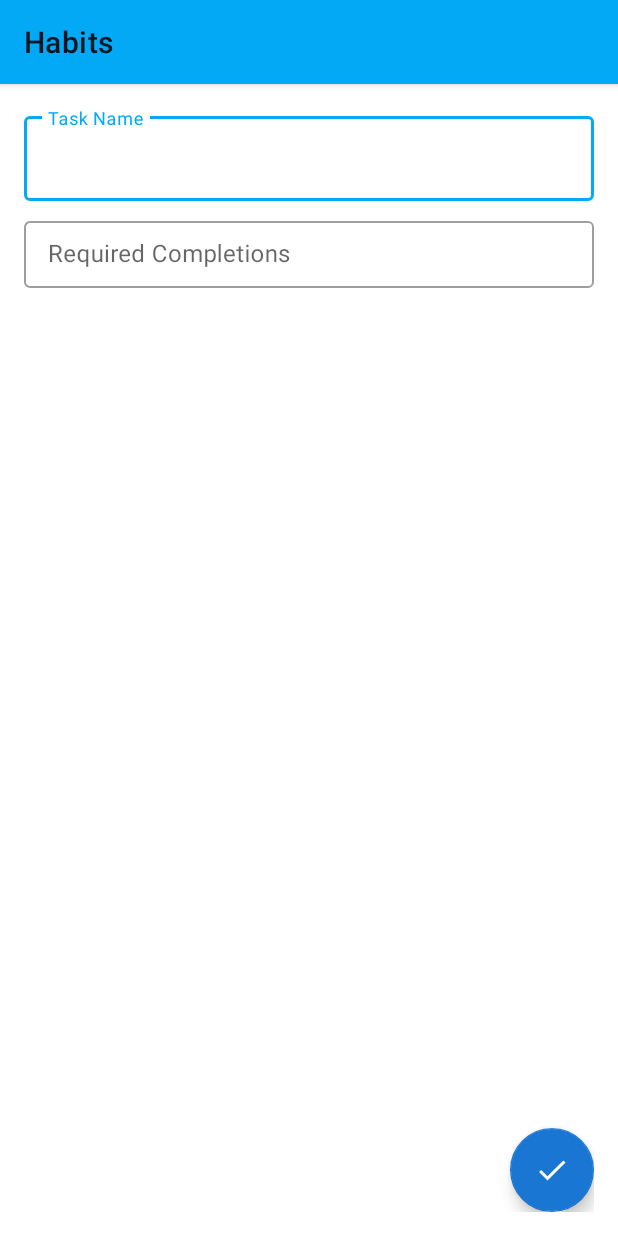
After one commit to fareed-ah/Habits, an Android app: the AddHabitActivity screen opened directly, with no data from a screen before it, on a phone screen of 412 x 824 dp. The commit adds this screen. Run offline under Robolectric (Android 15) with nearby library versions, the phone set to English and light mode, and no system bars; our stand-ins replace data binding.

Commit message:
Add UI for new task screen

```diff
--- a/Habits/app/build.gradle
+++ b/Habits/app/build.gradle
@@ -79,4 +79,7 @@ dependencies {
 
     // Material Design
     implementation 'com.google.android.material:material:1.2.0-alpha03'
+
+    // Swipe to Refresh ReccylerView
+    implementation 'androidx.swiperefreshlayout:swiperefreshlayout:1.0.0'
 }
--- a/Habits/app/src/main/AndroidManifest.xml
+++ b/Habits/app/src/main/AndroidManifest.xml
@@ -10,6 +10,7 @@
         android:roundIcon="@mipmap/ic_launcher_round"
         android:supportsRtl="true"
         android:theme="@style/AppTheme">
+        <activity android:name=".ui.habitlist.AddHabitActivity"></activity>
         <activity android:name=".MainActivity">
             <intent-filter>
                 <action android:name="android.intent.action.MAIN" />
--- a/Habits/app/src/main/java/com/android/habits/MainActivity.kt
+++ b/Habits/app/src/main/java/com/android/habits/MainActivity.kt
@@ -2,6 +2,11 @@ package com.android.habits
 
 import androidx.appcompat.app.AppCompatActivity
 import android.os.Bundle
+import androidx.fragment.app.Fragment
+import androidx.fragment.app.FragmentManager
+import androidx.fragment.app.FragmentTransaction
+import com.android.habits.databinding.ActivityAddHabitBinding
+import com.android.habits.databinding.FragmentHabitsBinding
 
 class MainActivity : AppCompatActivity() {
 
--- /dev/null
+++ b/Habits/app/src/main/java/com/android/habits/ui/habitlist/AddHabitActivity.kt
@@ -0,0 +1,36 @@
+package com.android.habits.ui.habitlist
+
+import android.content.Intent
+import android.os.Bundle
+import androidx.appcompat.app.AppCompatActivity
+import androidx.databinding.DataBindingUtil
+import com.android.habits.MainActivity
+import com.android.habits.R
+import com.android.habits.databinding.ActivityAddHabitBinding
+
+class AddHabitActivity : AppCompatActivity() {
+
+    private lateinit var binding: ActivityAddHabitBinding
+
+    companion object {
+        const val ADD_HABIT_REQUEST_CODE = 1
+        const val HABIT_NAME_EXTRA = "NAME"
+        const val HABIT_COMPLETIONS = "COMPLETIONS"
+
+    }
+
+    override fun onCreate(savedInstanceState: Bundle?) {
+        super.onCreate(savedInstanceState)
+        binding = DataBindingUtil.setContentView(this, R.layout.activity_add_habit)
+
+        binding.submitFab.setOnClickListener { switchToHabitListScreen() }
+    }
+
+    private fun switchToHabitListScreen() {
+        val intent = Intent(this, MainActivity::class.java)
+        intent.putExtra(HABIT_NAME_EXTRA, binding.habitName.text.toString())
+        intent.putExtra(HABIT_COMPLETIONS, binding.habitAmount.text.toString().toInt())
+        setResult(ADD_HABIT_REQUEST_CODE, intent)
+        finish()
+    }
+}
--- /dev/null
+++ b/Habits/app/src/main/res/drawable/ic_check_white_24dp.xml
@@ -0,0 +1,5 @@
+<vector android:height="24dp" android:tint="#FFFFFF"
+    android:viewportHeight="24.0" android:viewportWidth="24.0"
+    android:width="24dp" xmlns:android="http://schemas.android.com/apk/res/android">
+    <path android:fillColor="#FF000000" android:pathData="M9,16.17L4.83,12l-1.42,1.41L9,19 21,7l-1.41,-1.41z"/>
+</vector>
--- /dev/null
+++ b/Habits/app/src/main/res/layout/activity_add_habit.xml
@@ -0,0 +1,60 @@
+<?xml version="1.0" encoding="utf-8"?>
+
+<layout xmlns:android="http://schemas.android.com/apk/res/android"
+    xmlns:app="http://schemas.android.com/apk/res-auto">
+
+    <androidx.coordinatorlayout.widget.CoordinatorLayout
+        android:layout_width="match_parent"
+        android:layout_height="match_parent"
+        android:padding="16dp">
+
+            <RelativeLayout
+                android:layout_width="match_parent"
+                android:layout_height="match_parent">
+
+                <com.google.android.material.textfield.TextInputLayout
+                    android:id="@+id/habitNameLayout"
+                    style="@style/Widget.MaterialComponents.TextInputLayout.OutlinedBox"
+                    android:layout_width="match_parent"
+                    android:layout_height="wrap_content"
+                    android:layout_marginBottom="8dp"
+                    android:hint="Task Name"
+                    app:layout_constraintBottom_toTopOf="@id/habitAmountLayout"
+                    app:layout_constraintEnd_toEndOf="parent"
+                    app:layout_constraintStart_toStartOf="parent"
+                    app:layout_constraintTop_toTopOf="parent">
+
+                    <com.google.android.material.textfield.TextInputEditText
+                        android:id="@+id/habitName"
+                        android:layout_width="match_parent"
+                        android:layout_height="wrap_content" />
+
+                </com.google.android.material.textfield.TextInputLayout>
+
+                <com.google.android.material.textfield.TextInputLayout
+                    android:id="@+id/habitAmountLayout"
+                    style="@style/Widget.MaterialComponents.TextInputLayout.OutlinedBox"
+                    android:layout_width="match_parent"
+                    android:layout_height="wrap_content"
+                    android:layout_below="@+id/habitNameLayout"
+                    android:layout_marginBottom="616dp"
+                    android:hint="Required Completions"
+                    app:layout_constraintTop_toBottomOf="@+id/habitNameLayout">
+
+                    <com.google.android.material.textfield.TextInputEditText
+                        android:id="@+id/habitAmount"
+                        android:layout_width="match_parent"
+                        android:layout_height="wrap_content" />
+
+                </com.google.android.material.textfield.TextInputLayout>
+
+                <com.google.android.material.floatingactionbutton.FloatingActionButton
+                    android:id="@+id/submitFab"
+                    android:layout_width="wrap_content"
+                    android:layout_height="wrap_content"
+                    android:layout_alignParentEnd="true"
+                    android:layout_alignParentBottom="true"
+                    android:src="@drawable/ic_check_white_24dp" />
+            </RelativeLayout>
+    </androidx.coordinatorlayout.widget.CoordinatorLayout>
+</layout>
--- a/Habits/app/src/main/res/xml/bottamappbar_menu.xml
+++ b/Habits/app/src/main/res/xml/bottamappbar_menu.xml
@@ -3,8 +3,4 @@
     xmlns:app="http://schemas.android.com/apk/res-auto"
     xmlns:android="http://schemas.android.com/apk/res/android">
 
-    <item
-        android:id="@+id/app_bar_settings"
-        android:title="Action"
-        app:showAsAction="never"/>
 </menu>
```
Also changed, not shown: Habits/app/src/main/java/com/android/habits/ui/habitlist/HabitsFragment.kt (+26 -4 lines), Habits/app/src/main/res/layout/fragment_habits.xml (+13 -69 lines).
